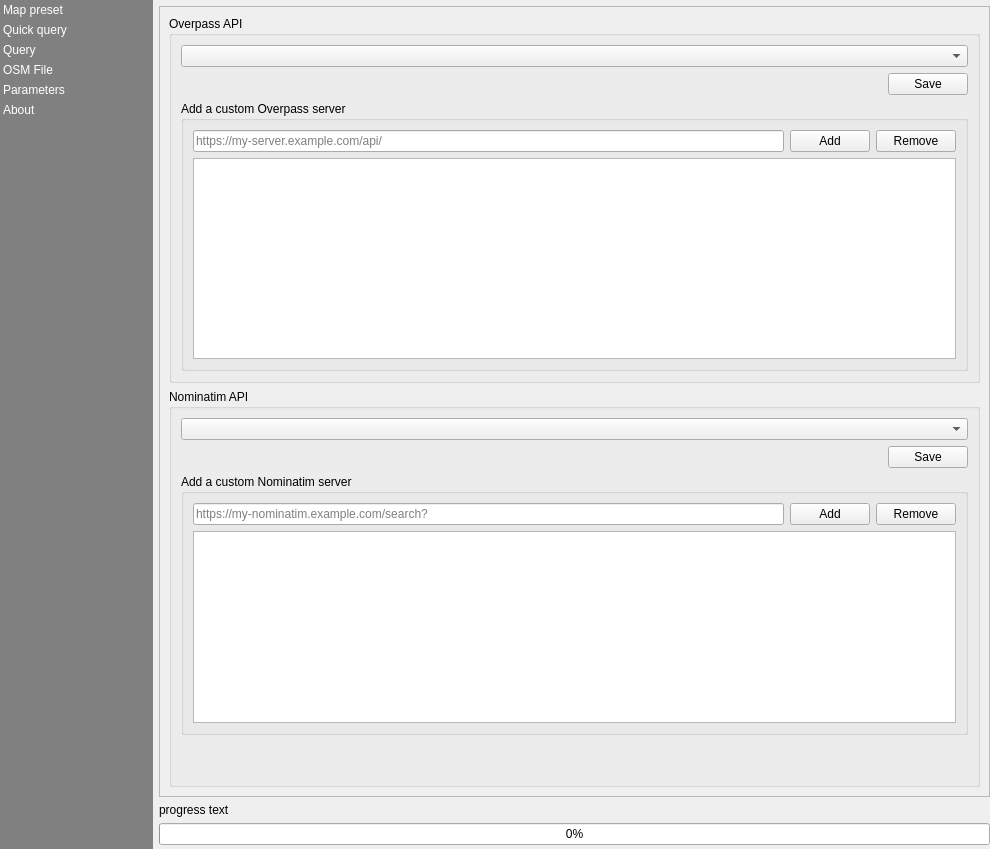
Before: the Qt Designer form QuickOSM/resources/ui/main_window.ui in QuickOSM/QuickOSM, drawn with Qt 5.
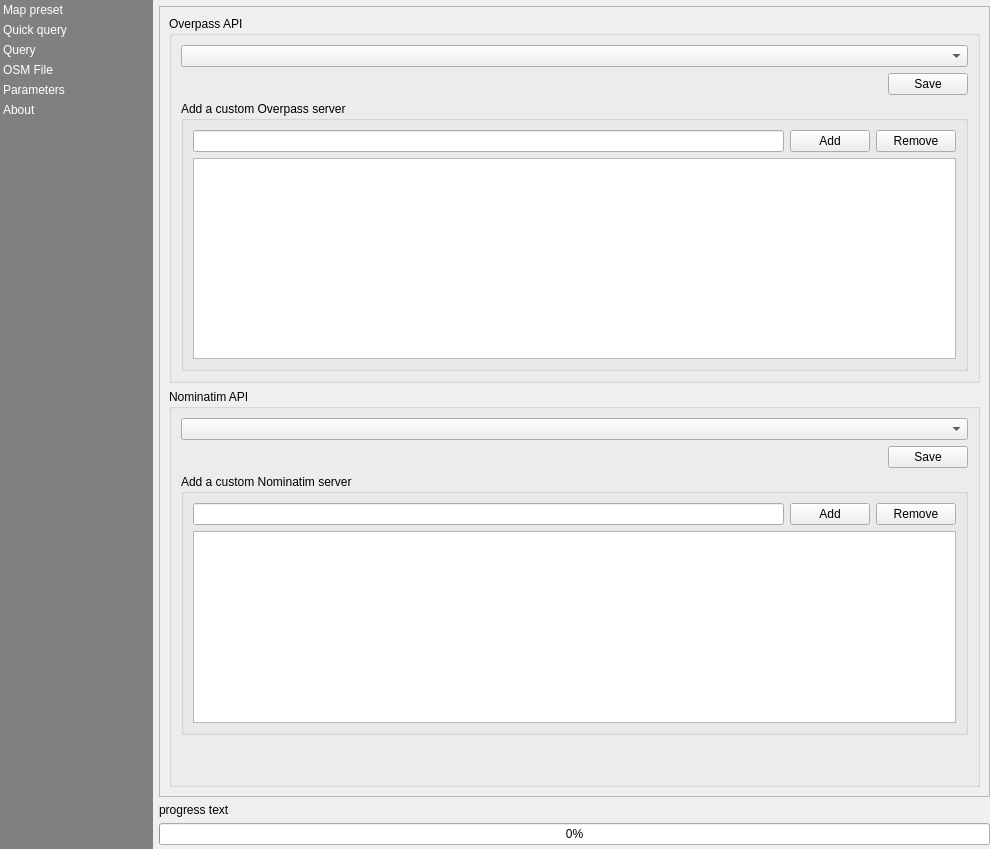
After: the same form once the commit is applied. The open tabs and pages were chosen to show the change. Custom widgets are drawn as their Qt base class.

Commit message: Follow up previous commit about custom server : refacto

The edit to the form file:
```diff
--- a/QuickOSM/resources/ui/main_window.ui
+++ b/QuickOSM/resources/ui/main_window.ui
@@ -1929,11 +1929,7 @@
                    <item>
                     <layout class="QHBoxLayout" name="horizontalLayout_add_overpass">
                      <item>
-                      <widget class="QLineEdit" name="line_edit_overpass_url">
-                       <property name="placeholderText">
-                        <string>https://my-server.example.com/api/</string>
-                       </property>
-                      </widget>
+                      <widget class="QLineEdit" name="line_edit_overpass_url"/>
                      </item>
                      <item>
                       <widget class="QPushButton" name="btn_add_overpass">
@@ -2022,11 +2018,7 @@
                    <item>
                     <layout class="QHBoxLayout" name="horizontalLayout_add_nominatim">
                      <item>
-                      <widget class="QLineEdit" name="line_edit_nominatim_url">
-                       <property name="placeholderText">
-                        <string>https://my-nominatim.example.com/search?</string>
-                       </property>
-                      </widget>
+                      <widget class="QLineEdit" name="line_edit_nominatim_url"/>
                      </item>
                      <item>
                       <widget class="QPushButton" name="btn_add_nominatim">
```
Left out of the diff: 12 changed lines with no effect on the pictures. The commit also changes 1 other file.
